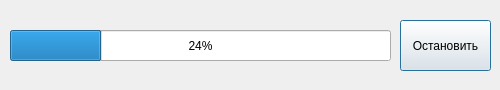
The window that RastrVisualModule/progressform.ui (MikProtopopov/RastrVisualModule) describes before a commit, drawn with Qt 5.
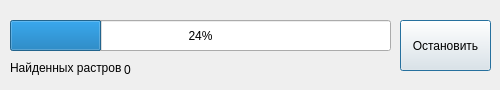
The same window after the commit.

The edit to the form file:
```diff
--- a/RastrVisualModule/progressform.ui
+++ b/RastrVisualModule/progressform.ui
@@ -35,7 +35,7 @@
    <property name="geometry">
     <rect>
      <x>10</x>
-     <y>30</y>
+     <y>20</y>
      <width>381</width>
      <height>31</height>
     </rect>
@@ -57,6 +57,32 @@
     <string>Остановить</string>
    </property>
   </widget>
+  <widget class="QLabel" name="label">
+   <property name="geometry">
+    <rect>
+     <x>10</x>
+     <y>60</y>
+     <width>111</width>
+     <height>16</height>
+    </rect>
+   </property>
+   <property name="text">
+    <string>Найденных растров :</string>
+   </property>
+  </widget>
+  <widget class="QLabel" name="label_2">
+   <property name="geometry">
+    <rect>
+     <x>124</x>
+     <y>63</y>
+     <width>47</width>
+     <height>13</height>
+    </rect>
+   </property>
+   <property name="text">
+    <string>0</string>
+   </property>
+  </widget>
  </widget>
  <resources/>
  <connections/>
```
